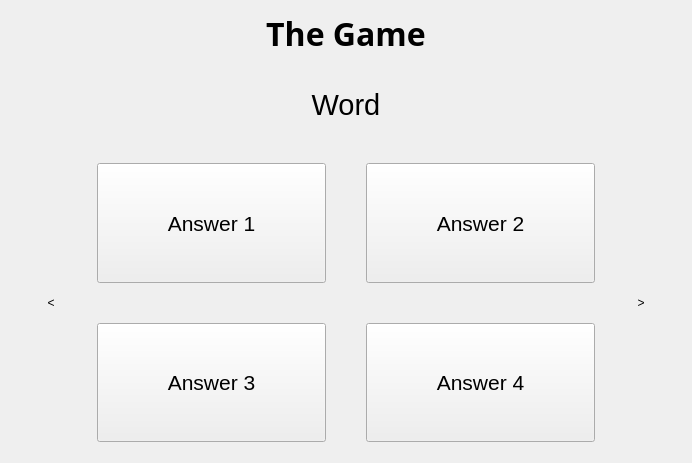
Above: game.ui from nhuhoainam/CSgo-dictionary before the change. Below: the same form after it.
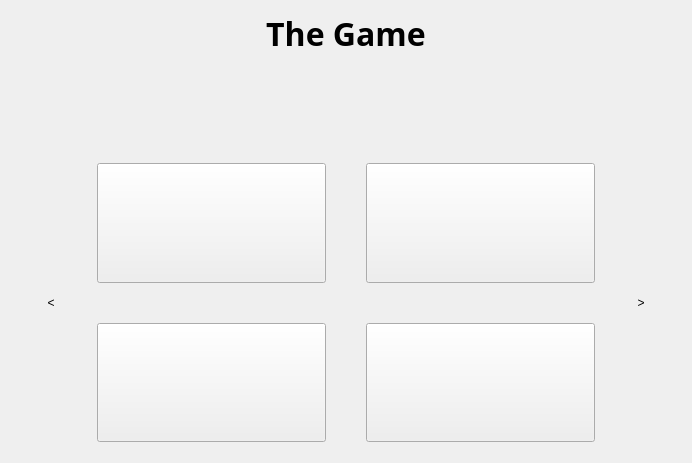
That is the form after the change.

Commit message: Refactor Widget API to reduce exposure

What changed in the file:
```diff
--- a/game.ui
+++ b/game.ui
@@ -43,7 +43,7 @@
       </font>
      </property>
      <property name="text">
-      <string>Word</string>
+      <string/>
      </property>
      <property name="alignment">
       <set>Qt::AlignCenter</set>
@@ -107,7 +107,7 @@
           </font>
          </property>
          <property name="text">
-          <string>Answer 4</string>
+          <string/>
          </property>
         </widget>
        </item>
@@ -125,7 +125,7 @@
           </font>
          </property>
          <property name="text">
-          <string>Answer 1</string>
+          <string/>
          </property>
         </widget>
        </item>
@@ -143,7 +143,7 @@
           </font>
          </property>
          <property name="text">
-          <string>Answer 2</string>
+          <string/>
          </property>
         </widget>
        </item>
@@ -161,7 +161,7 @@
           </font>
          </property>
          <property name="text">
-          <string>Answer 3</string>
+          <string/>
          </property>
         </widget>
        </item>
```
The commit also changes 2 other files.
